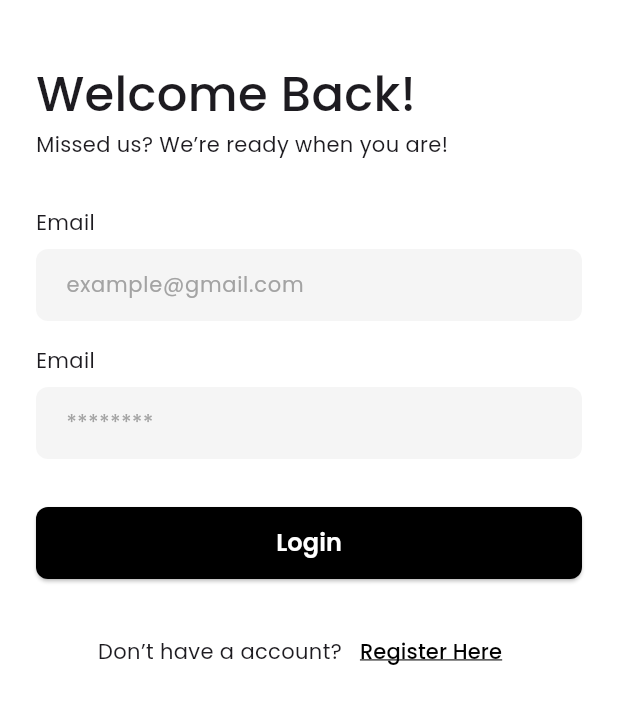
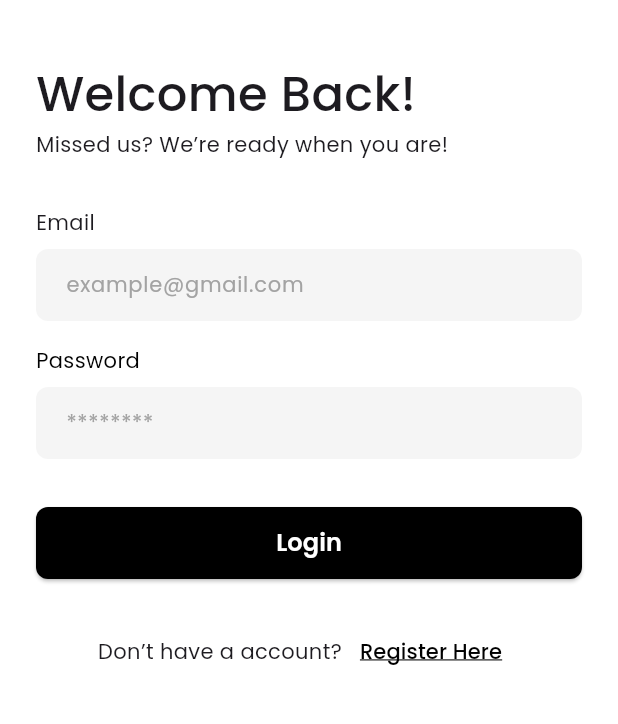
Before and after one commit to DeoFaradyS/Tugas-Besar-Mobile, a Flutter app: the screen it shows after launch, on a phone screen of 412 x 824 dp, the part 72-796 px from its top. Run offline on Flutter 3.47's test engine with Material 3 defaults, Android fonts, the phone set to English and light mode, and no system bars; our stand-ins replace flutter_svg.

Commit message:
refactor: [Login Page] 🔧 Refactor code with split widget

```diff
--- a/echo/lib/pages/login_page.dart
+++ b/echo/lib/pages/login_page.dart
@@ -1,5 +1,6 @@
 import 'package:flutter/material.dart';
 import 'package:flutter_svg/flutter_svg.dart';
+
 import 'package:echo/source/styles.dart';
 import 'package:echo/source/components.dart';
 
@@ -42,7 +43,7 @@ class LoginPage extends StatelessWidget {
   // --- Content Text ---
   Widget _buildContentText() {
     return const Column(
-      crossAxisAlignment: CrossAxisAlignment.start, // Teks rata kiri
+      crossAxisAlignment: CrossAxisAlignment.start,
       children: [
         Text(
           "Welcome Back!",
@@ -58,9 +59,17 @@ class LoginPage extends StatelessWidget {
 
   // --- Form ---
   Widget _buildForm() {
+    return Column(
+      children: [
+        _buildEmailField(),
+        const SizedBox(height: 16),
+        _buildPasswordField(),
+      ],
+    );
+  }
+
+  Widget _buildEmailField() {
     return const Column(
-      children: [
-        Column(
       crossAxisAlignment: CrossAxisAlignment.start,
       children: [
         Text("Email", style: AppTypography.bodyRegular),
@@ -69,29 +78,41 @@ class LoginPage extends StatelessWidget {
           hintText: 'example@gmail.com',
           keyboardType: TextInputType.emailAddress,
         ),
-            SizedBox(height: 16),
-            Text("Email", style: AppTypography.bodyRegular),
-            SizedBox(height: 8),
-            CustomTextFormField(
+      ],
+    );
+  }
+
+  Widget _buildPasswordField() {
+    return Column(
+      crossAxisAlignment: CrossAxisAlignment.start,
+      children: [
+        Text(
+          "Password",
+          style: AppTypography.bodyRegular.copyWith(color: AppColors.textDark),
+        ),
+        const SizedBox(height: 8),
+        const CustomTextFormField(
           hintText: '********',
           obscureText: true,
           keyboardType: TextInputType.emailAddress,
         ),
-          ],
-        )
       ],
     );
   }
 
   // --- Action Buttons ---
   Widget _buildActionButtons() {
-    return const Column(
+    return Column(
       children: [
-        PrimaryButton(
-          text: "Login",
-        ),
-        SizedBox(height: 24),
-        Row(
+        const PrimaryButton(text: "Login"),
+        const SizedBox(height: 24),
+        _buildRegisterText(),
+      ],
+    );
+  }
+
+  Widget _buildRegisterText() {
+    return const Row(
       mainAxisAlignment: MainAxisAlignment.center,
       children: [
         Text(
@@ -100,8 +121,6 @@ class LoginPage extends StatelessWidget {
         ),
         TertiaryButton(text: "Register Here"),
       ],
-        )
-      ],
     );
   }
 }
```
Lines whose indentation alone changed are shown as unchanged.
